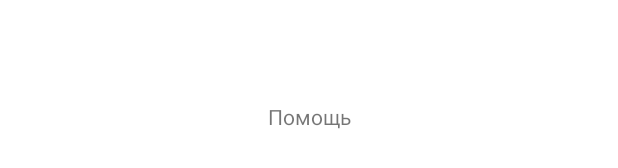
After one commit to Aristman/Filmoteca, an Android app: the layout fragment_help.xml on its own in the app's theme, with its tools: preview values and no code run, on a phone screen of 412 x 824 dp. The commit adds this screen. Shown: the part 501-669 px from the top of the screen. Run offline under Robolectric (Android 15) with nearby library versions, the phone set to English and light mode, and no system bars.

Commit message:
Добавлен фрагмент HelpFragment.kt

```diff
--- /dev/null
+++ b/app/src/main/res/layout/fragment_help.xml
@@ -0,0 +1,14 @@
+<?xml version="1.0" encoding="utf-8"?>
+<FrameLayout xmlns:android="http://schemas.android.com/apk/res/android"
+    xmlns:tools="http://schemas.android.com/tools"
+    android:layout_width="match_parent"
+    android:layout_height="match_parent"
+    tools:context=".ui.help.HelpFragment">
+
+    <TextView
+        android:gravity="center"
+        android:layout_width="match_parent"
+        android:layout_height="match_parent"
+        android:text="@string/help" />
+
+</FrameLayout>
--- a/app/src/main/res/navigation/main_nav_graph.xml
+++ b/app/src/main/res/navigation/main_nav_graph.xml
@@ -9,4 +9,9 @@
         android:name="ru.marslab.filmoteca.ui.login.LoginFragment"
         android:label="fragment_login"
         tools:layout="@layout/fragment_login" />
+    <fragment
+        android:id="@+id/aboutFragment"
+        android:name="ru.marslab.filmoteca.ui.about.AboutFragment"
+        android:label="fragment_about"
+        tools:layout="@layout/fragment_about" />
 </navigation>
```
Also changed, not shown: app/src/main/java/ru/marslab/filmoteca/ui/help/HelpFragment.kt (added, +33 -0 lines).
